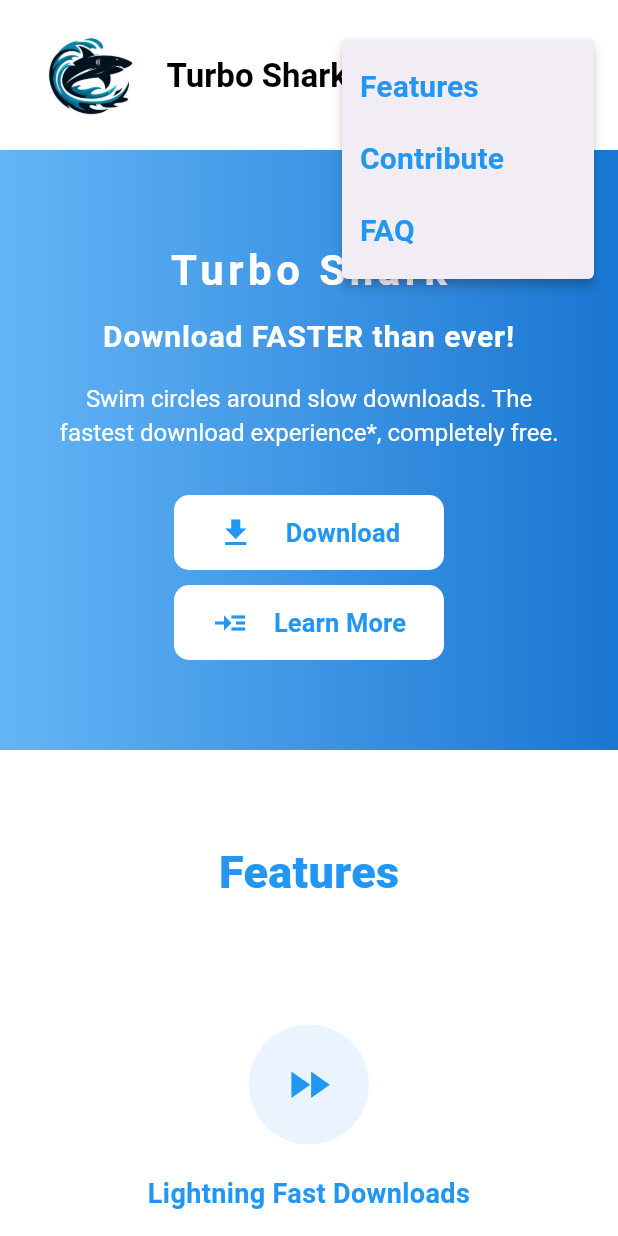
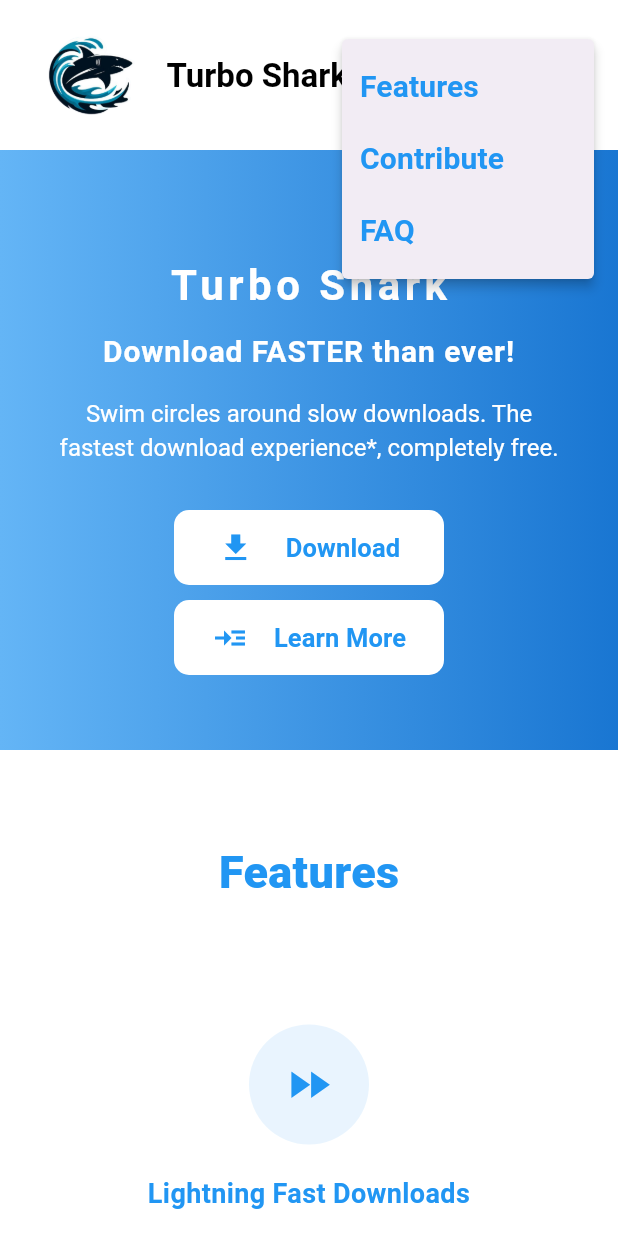
Before and after one commit to ThatLinuxGuyYouKnow/TurboShark-website-, a Flutter app: the screen it shows after launch, after a tap on the "menu" icon, on a phone screen of 412 x 824 dp. Run offline on Flutter 3.47's test engine with Material 3 defaults, Android fonts, the light colour scheme and no system bars; our stand-ins replace google_fonts; Roboto replaces fonts that are missing (Ubuntu).

Commit message:
feature: improved spacing

```diff
--- a/lib/UI/sections/footerSection.dart
+++ b/lib/UI/sections/footerSection.dart
@@ -11,12 +11,9 @@ class FooterSection extends StatelessWidget {
       height: 100,
       color: Colors.blue.shade300,
       child: Row(
-        mainAxisAlignment: MainAxisAlignment.start,
+        mainAxisAlignment: MainAxisAlignment.spaceAround,
         crossAxisAlignment: CrossAxisAlignment.center,
         children: [
-          Row(
-            children: [
-              SizedBox(width: isMobileScreen ? 5 : 15),
           Text(
             'Turbo Shark',
             style: GoogleFonts.russoOne(
@@ -24,8 +21,6 @@ class FooterSection extends StatelessWidget {
               fontSize: isMobileScreen ? 20 : 24,
               fontWeight: FontWeight.bold,
             ),
-              ),
-            ],
           ),
           Text(
             '© 2024 Turbo Shark',
--- a/lib/UI/sections/heroSection.dart
+++ b/lib/UI/sections/heroSection.dart
@@ -22,6 +22,9 @@ class HeroSection extends StatelessWidget {
         child: Column(
           mainAxisAlignment: MainAxisAlignment.center,
           children: [
+            SizedBox(
+              height: 20,
+            ),
             Text(
               'Turbo Shark',
               style: GoogleFonts.russoOne(
@@ -77,12 +80,12 @@ class HeroSection extends StatelessWidget {
                       mainAxisAlignment: MainAxisAlignment.center,
                       children: [
                         HeroButtons(
-                          icon: Icon(Icons.download, color: Colors.white),
+                          icon: Icon(Icons.download, color: Colors.blue),
                           buttonText: 'Download',
                         ),
                         SizedBox(width: 20),
                         HeroButtons(
-                          icon: Icon(Icons.read_more, color: Colors.white),
+                          icon: Icon(Icons.read_more, color: Colors.blue),
                           buttonText: 'Learn More',
                         ),
                       ],
--- a/lib/UI/sections/pricingSection.dart
+++ b/lib/UI/sections/pricingSection.dart
@@ -97,7 +97,7 @@ class PricingSection extends StatelessWidget {
     return Expanded(
       child: Container(
         height: 480,
-        width: isSmallScreen ? 320 : 200,
+        width: isSmallScreen ? 300 : 200,
         margin: const EdgeInsets.symmetric(vertical: 10),
         decoration: BoxDecoration(
           color: Colors.white,
```
Lines whose indentation alone changed are shown as unchanged.
